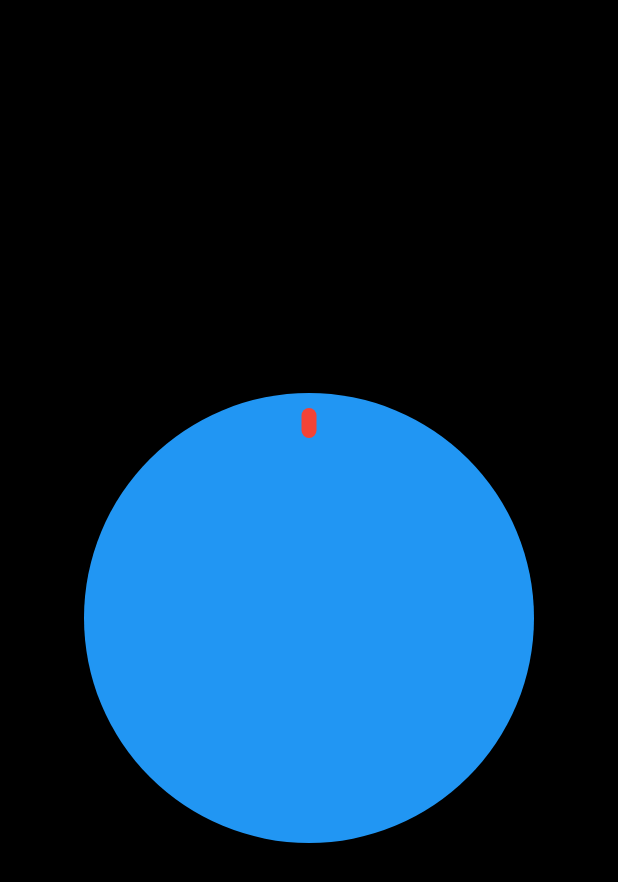
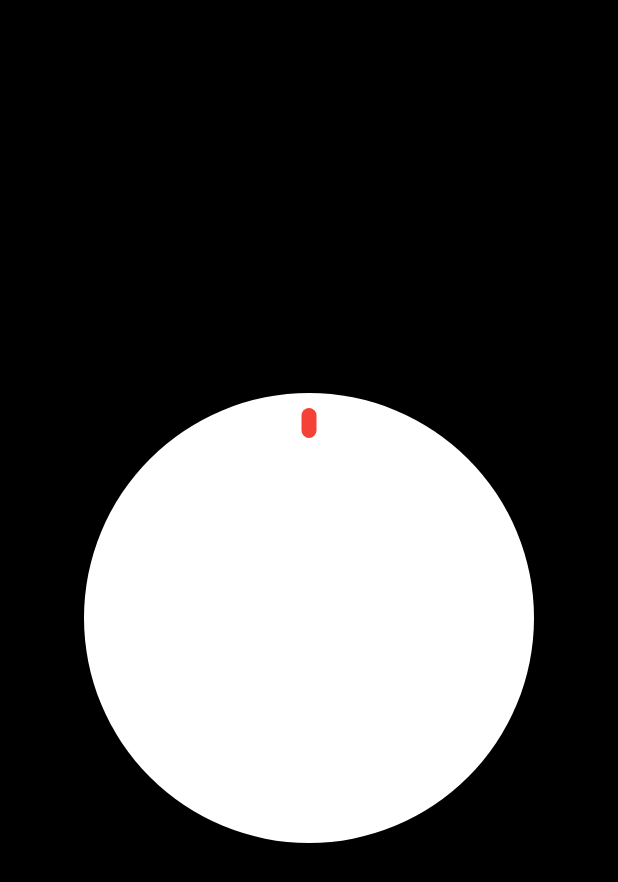
Before and after one commit to dtJason1/multi_touch, a Flutter app: the screen it shows after launch, on a phone screen of 412 x 824 dp. Shown: the top 882 px of the screen. Run offline on Flutter 3.47's test engine with Material 3 defaults, Android fonts, the light colour scheme and no system bars.

Commit message:
big_circular

```diff
--- a/lib/main.dart
+++ b/lib/main.dart
@@ -69,7 +69,7 @@ class _MyHomePageState extends State<MyHomePage> {
                         width: 300,
                         height: 300,
                         decoration: BoxDecoration(
-                          color: Colors.blue,
+                          color: Colors.white,
                           borderRadius: BorderRadius.circular(300),
                         ),
                       ),
```
